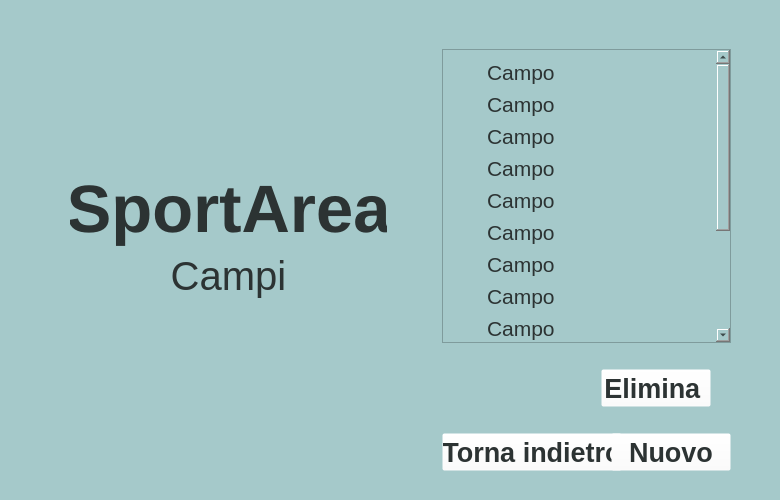
First picture: the form in UI/SportArea-V_Campi.ui, repository NicolaB01/SportArea, before the edit.
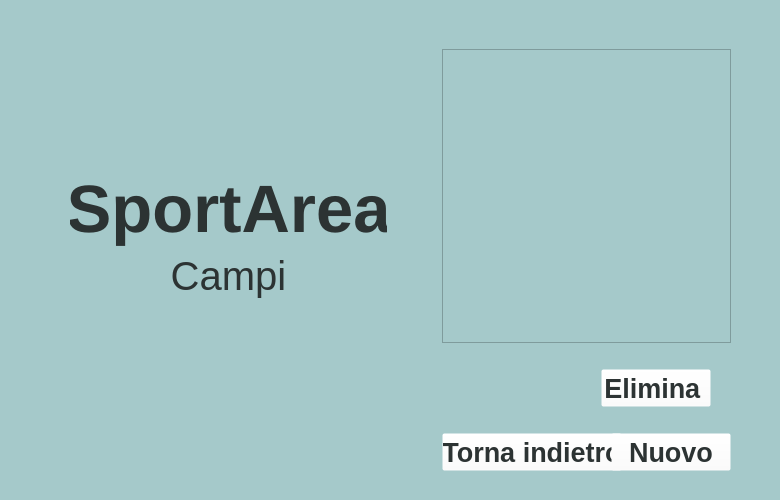
Second picture: the form after the edit. Icons and pictures are not drawn.

The edit to the form file:
```diff
--- a/UI/SportArea-V_Campi.ui
+++ b/UI/SportArea-V_Campi.ui
@@ -207,575 +207,11 @@
                 <rect>
                  <x>0</x>
                  <y>0</y>
-                 <width>291</width>
-                 <height>366</height>
+                 <width>306</width>
+                 <height>236</height>
                 </rect>
                </property>
-               <layout class="QVBoxLayout" name="verticalLayout">
-                <item>
-                 <widget class="QCheckBox" name="checkBox_campo">
-                  <property name="font">
-                   <font>
-                    <family>Arial</family>
-                    <pointsize>16</pointsize>
-                   </font>
-                  </property>
-                  <property name="styleSheet">
-                   <string notr="true">QCheckBox 
-{
-color:rgb(44, 51, 51);
-padding-left:5px
-}
-QCheckBox::indicator
-{
-width: 20px; 
-height: 20px; 
-border:1px;
-padding:2px;
-}
-QCheckBox:hover
-{
-color: rgb(52, 119, 134);
-}
-QCheckBox::indicator:unchecked
-{
-image: url(:/icons/icons/dry-clean.png);
-}
-QCheckBox::indicator:checked
-{
-image: url(:/icons/icons/confirm.png);
-}</string>
-                  </property>
-                  <property name="text">
-                   <string>Campo</string>
-                  </property>
-                 </widget>
-                </item>
-                <item>
-                 <widget class="QCheckBox" name="checkBox_16">
-                  <property name="font">
-                   <font>
-                    <family>Arial</family>
-                    <pointsize>16</pointsize>
-                    <weight>50</weight>
-                    <bold>false</bold>
-                    <underline>false</underline>
-                   </font>
-                  </property>
-                  <property name="styleSheet">
-                   <string notr="true">QCheckBox 
-{
-color:rgb(44, 51, 51);
-padding-left:5px
-}
-QCheckBox::indicator
-{
-width: 20px; 
-height: 20px; 
-border:1px;
-padding:2px;
-}
-QCheckBox:hover
-{
-color: rgb(52, 119, 134);
-}
-QCheckBox::indicator:unchecked
-{
-image: url(:/icons/icons/dry-clean.png);
-}
-QCheckBox::indicator:checked
-{
-image: url(:/icons/icons/confirm.png);
-}</string>
-                  </property>
-                  <property name="text">
-                   <string>Campo</string>
-                  </property>
-                 </widget>
-                </item>
-                <item>
-                 <widget class="QCheckBox" name="checkBox_17">
-                  <property name="font">
-                   <font>
-                    <family>Arial</family>
-                    <pointsize>16</pointsize>
-                   </font>
-                  </property>
-                  <property name="styleSheet">
-                   <string notr="true">QCheckBox 
-{
-color:rgb(44, 51, 51);
-padding-left:5px
-}
-QCheckBox::indicator
-{
-width: 20px; 
-height: 20px; 
-border:1px;
-padding:2px;
-}
-QCheckBox:hover
-{
-color: rgb(52, 119, 134);
-}
-QCheckBox::indicator:unchecked
-{
-image: url(:/icons/icons/dry-clean.png);
-}
-QCheckBox::indicator:checked
-{
-image: url(:/icons/icons/confirm.png);
-}</string>
-                  </property>
-                  <property name="text">
-                   <string>Campo</string>
-                  </property>
-                 </widget>
-                </item>
-                <item>
-                 <widget class="QCheckBox" name="checkBox_18">
-                  <property name="font">
-                   <font>
-                    <family>Arial</family>
-                    <pointsize>16</pointsize>
-                   </font>
-                  </property>
-                  <property name="styleSheet">
-                   <string notr="true">QCheckBox 
-{
-color:rgb(44, 51, 51);
-padding-left:5px
-}
-QCheckBox::indicator
-{
-width: 20px; 
-height: 20px; 
-border:1px;
-padding:2px;
-}
-QCheckBox:hover
-{
-color: rgb(52, 119, 134);
-}
-QCheckBox::indicator:unchecked
-{
-image: url(:/icons/icons/dry-clean.png);
-}
-QCheckBox::indicator:checked
-{
-image: url(:/icons/icons/confirm.png);
-}</string>
-                  </property>
-                  <property name="text">
-                   <string>Campo</string>
-                  </property>
-                 </widget>
-                </item>
-                <item>
-                 <widget class="QCheckBox" name="checkBox_19">
-                  <property name="font">
-                   <font>
-                    <family>Arial</family>
-                    <pointsize>16</pointsize>
-                   </font>
-                  </property>
-                  <property name="styleSheet">
-                   <string notr="true">QCheckBox 
-{
-color:rgb(44, 51, 51);
-padding-left:5px
-}
-QCheckBox::indicator
-{
-width: 20px; 
-height: 20px; 
-border:1px;
-padding:2px;
-}
-QCheckBox:hover
-{
-color: rgb(52, 119, 134);
-}
-QCheckBox::indicator:unchecked
-{
-image: url(:/icons/icons/dry-clean.png);
-}
-QCheckBox::indicator:checked
-{
-image: url(:/icons/icons/confirm.png);
-}</string>
-                  </property>
-                  <property name="text">
-                   <string>Campo</string>
-                  </property>
-                 </widget>
-                </item>
-                <item>
-                 <widget class="QCheckBox" name="checkBox_20">
-                  <property name="font">
-                   <font>
-                    <family>Arial</family>
-                    <pointsize>16</pointsize>
-                   </font>
-                  </property>
-                  <property name="styleSheet">
-                   <string notr="true">QCheckBox 
-{
-color:rgb(44, 51, 51);
-padding-left:5px
-}
-QCheckBox::indicator
-{
-width: 20px; 
-height: 20px; 
-border:1px;
-padding:2px;
-}
-QCheckBox:hover
-{
-color: rgb(52, 119, 134);
-}
-QCheckBox::indicator:unchecked
-{
-image: url(:/icons/icons/dry-clean.png);
-}
-QCheckBox::indicator:checked
-{
-image: url(:/icons/icons/confirm.png);
-}</string>
-                  </property>
-                  <property name="text">
-                   <string>Campo</string>
-                  </property>
-                 </widget>
-                </item>
-                <item>
-                 <widget class="QCheckBox" name="checkBox_21">
-                  <property name="font">
-                   <font>
-                    <family>Arial</family>
-                    <pointsize>16</pointsize>
-                   </font>
-                  </property>
-                  <property name="styleSheet">
-                   <string notr="true">QCheckBox 
-{
-color:rgb(44, 51, 51);
-padding-left:5px
-}
-QCheckBox::indicator
-{
-width: 20px; 
-height: 20px; 
-border:1px;
-padding:2px;
-}
-QCheckBox:hover
-{
-color: rgb(52, 119, 134);
-}
-QCheckBox::indicator:unchecked
-{
-image: url(:/icons/icons/dry-clean.png);
-}
-QCheckBox::indicator:checked
-{
-image: url(:/icons/icons/confirm.png);
-}</string>
-                  </property>
-                  <property name="text">
-                   <string>Campo</string>
-                  </property>
-                 </widget>
-                </item>
-                <item>
-                 <widget class="QCheckBox" name="checkBox_22">
-                  <property name="font">
-                   <font>
-                    <family>Arial</family>
-                    <pointsize>16</pointsize>
-                   </font>
-                  </property>
-                  <property name="styleSheet">
-                   <string notr="true">QCheckBox 
-{
-color:rgb(44, 51, 51);
-padding-left:5px
-}
-QCheckBox::indicator
-{
-width: 20px; 
-height: 20px; 
-border:1px;
-padding:2px;
-}
-QCheckBox:hover
-{
-color: rgb(52, 119, 134);
-}
-QCheckBox::indicator:unchecked
-{
-image: url(:/icons/icons/dry-clean.png);
-}
-QCheckBox::indicator:checked
-{
-image: url(:/icons/icons/confirm.png);
-}</string>
-                  </property>
-                  <property name="text">
-                   <string>Campo</string>
-                  </property>
-                 </widget>
-                </item>
-                <item>
-                 <widget class="QCheckBox" name="checkBox_23">
-                  <property name="font">
-                   <font>
-                    <family>Arial</family>
-                    <pointsize>16</pointsize>
-                   </font>
-                  </property>
-                  <property name="styleSheet">
-                   <string notr="true">QCheckBox 
-{
-color:rgb(44, 51, 51);
-padding-left:5px
-}
-QCheckBox::indicator
-{
-width: 20px; 
-height: 20px; 
-border:1px;
-padding:2px;
-}
-QCheckBox:hover
-{
-color: rgb(52, 119, 134);
-}
-QCheckBox::indicator:unchecked
-{
-image: url(:/icons/icons/dry-clean.png);
-}
-QCheckBox::indicator:checked
-{
-image: url(:/icons/icons/confirm.png);
-}</string>
-                  </property>
-                  <property name="text">
-                   <string>Campo</string>
-                  </property>
-                 </widget>
-                </item>
-                <item>
-                 <widget class="QCheckBox" name="checkBox_24">
-                  <property name="font">
-                   <font>
-                    <family>Arial</family>
-                    <pointsize>16</pointsize>
-                   </font>
-                  </property>
-                  <property name="styleSheet">
-                   <string notr="true">QCheckBox 
-{
-color:rgb(44, 51, 51);
-padding-left:5px
-}
-QCheckBox::indicator
-{
-width: 20px; 
-height: 20px; 
-border:1px;
-padding:2px;
-}
-QCheckBox:hover
-{
-color: rgb(52, 119, 134);
-}
-QCheckBox::indicator:unchecked
-{
-image: url(:/icons/icons/dry-clean.png);
-}
-QCheckBox::indicator:checked
-{
-image: url(:/icons/icons/confirm.png);
-}</string>
-                  </property>
-                  <property name="text">
-                   <string>Campo</string>
-                  </property>
-                 </widget>
-                </item>
-                <item>
-                 <widget class="QCheckBox" name="checkBox_25">
-                  <property name="font">
-                   <font>
-                    <family>Arial</family>
-                    <pointsize>16</pointsize>
-                   </font>
-                  </property>
-                  <property name="styleSheet">
-                   <string notr="true">QCheckBox 
-{
-color:rgb(44, 51, 51);
-padding-left:5px
-}
-QCheckBox::indicator
-{
-width: 20px; 
-height: 20px; 
-border:1px;
-padding:2px;
-}
-QCheckBox:hover
-{
-color: rgb(52, 119, 134);
-}
-QCheckBox::indicator:unchecked
-{
-image: url(:/icons/icons/dry-clean.png);
-}
-QCheckBox::indicator:checked
-{
-image: url(:/icons/icons/confirm.png);
-}</string>
-                  </property>
-                  <property name="text">
-                   <string>Campo</string>
-                  </property>
-                 </widget>
-                </item>
-                <item>
-                 <widget class="QCheckBox" name="checkBox_26">
-                  <property name="font">
-                   <font>
-                    <family>Arial</family>
-                    <pointsize>16</pointsize>
-                   </font>
-                  </property>
-                  <property name="styleSheet">
-                   <string notr="true">QCheckBox 
-{
-color:rgb(44, 51, 51);
-padding-left:5px
-}
-QCheckBox::indicator
-{
-width: 20px; 
-height: 20px; 
-border:1px;
-padding:2px;
-}
-QCheckBox:hover
-{
-color: rgb(52, 119, 134);
-}
-QCheckBox::indicator:unchecked
-{
-image: url(:/icons/icons/dry-clean.png);
-}
-QCheckBox::indicator:checked
-{
-image: url(:/icons/icons/confirm.png);
-}</string>
-                  </property>
-                  <property name="text">
-                   <string>Campo</string>
-                  </property>
-                 </widget>
-                </item>
-                <item>
-                 <widget class="QCheckBox" name="checkBox_27">
-                  <property name="font">
-                   <font>
-                    <family>Arial</family>
-                    <pointsize>16</pointsize>
-                   </font>
-                  </property>
-                  <property name="styleSheet">
-                   <string notr="true">QCheckBox 
-{
-color:rgb(44, 51, 51);
-padding-left:5px
-}
-QCheckBox::indicator
-{
-width: 20px; 
-height: 20px; 
-border:1px;
-padding:2px;
-}
-QCheckBox:hover
-{
-color: rgb(52, 119, 134);
-}
-QCheckBox::indicator:unchecked
-{
-image: url(:/icons/icons/dry-clean.png);
-}
-QCheckBox::indicator:checked
-{
-image: url(:/icons/icons/confirm.png);
-}</string>
-                  </property>
-                  <property name="text">
-                   <string>Campo</string>
-                  </property>
-                 </widget>
-                </item>
-                <item>
-                 <widget class="QCheckBox" name="checkBox_28">
-                  <property name="font">
-                   <font>
-                    <family>Arial</family>
-                    <pointsize>16</pointsize>
-                   </font>
-                  </property>
-                  <property name="styleSheet">
-                   <string notr="true">QCheckBox 
-{
-color:rgb(44, 51, 51);
-padding-left:5px
-}
-QCheckBox::indicator
-{
-width: 20px; 
-height: 20px; 
-border:1px;
-padding:2px;
-}
-QCheckBox:hover
-{
-color: rgb(52, 119, 134);
-}
-QCheckBox::indicator:unchecked
-{
-image: url(:/icons/icons/dry-clean.png);
-}
-QCheckBox::indicator:checked
-{
-image: url(:/icons/icons/confirm.png);
-}</string>
-                  </property>
-                  <property name="text">
-                   <string>Campo</string>
-                  </property>
-                 </widget>
-                </item>
-               </layout>
-               <zorder>checkBox_campo</zorder>
-               <zorder>checkBox_17</zorder>
-               <zorder>checkBox_18</zorder>
-               <zorder>checkBox_19</zorder>
-               <zorder>checkBox_20</zorder>
-               <zorder>checkBox_21</zorder>
-               <zorder>checkBox_22</zorder>
-               <zorder>checkBox_23</zorder>
-               <zorder>checkBox_24</zorder>
-               <zorder>checkBox_25</zorder>
-               <zorder>checkBox_26</zorder>
-               <zorder>checkBox_27</zorder>
-               <zorder>checkBox_28</zorder>
-               <zorder>checkBox_16</zorder>
+               <layout class="QVBoxLayout" name="verticalLayout"/>
               </widget>
              </widget>
             </item>
```
